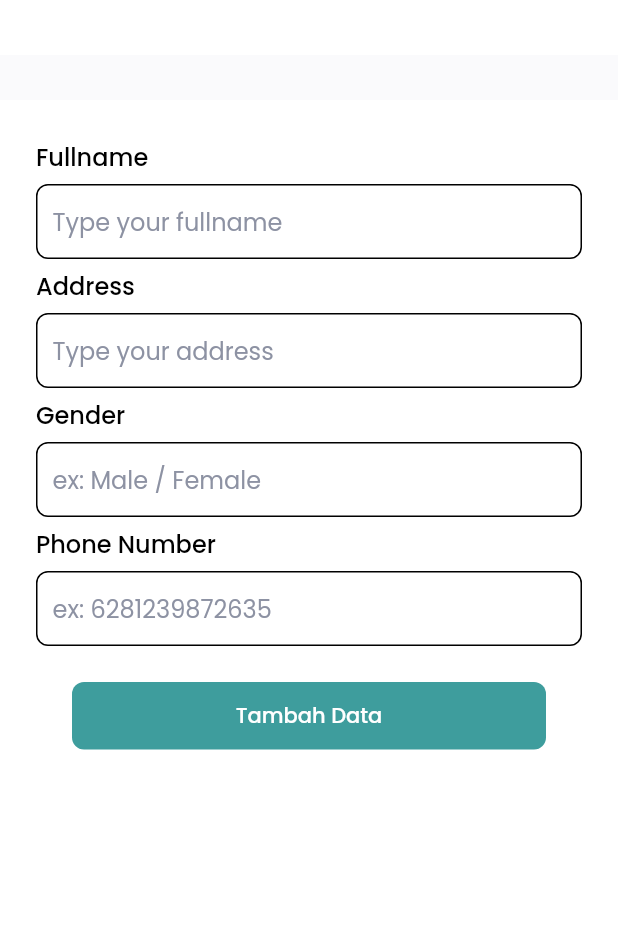
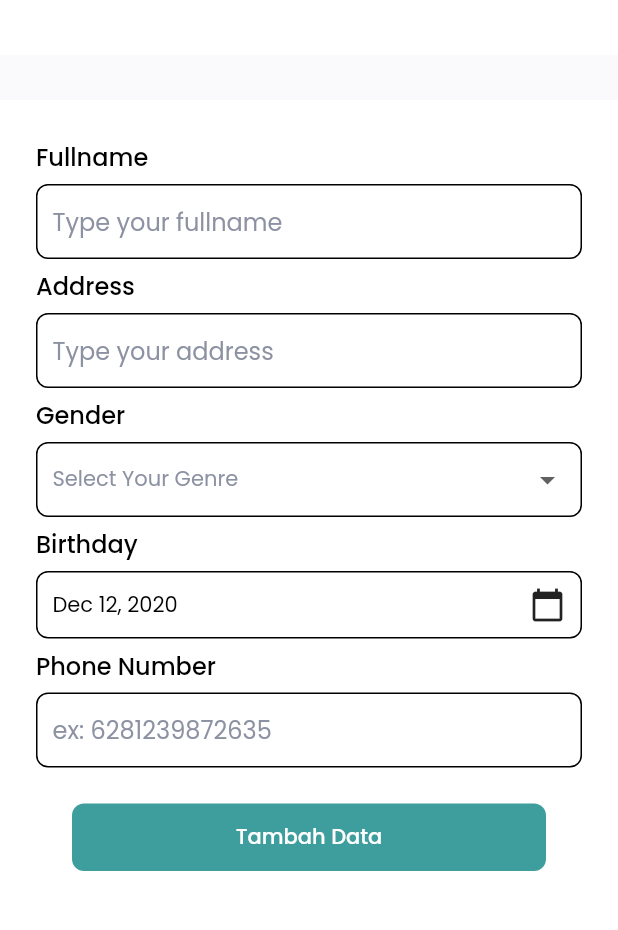
Before and after one commit to fathulaziss/reinovasi_test, a Flutter app: the AddDataPage screen opened directly with empty values, on a phone screen of 412 x 824 dp, the part 95-1025 px from its top. Run offline on Flutter 3.47's test engine with Material 2 defaults, Android fonts, the phone set to English and light mode, and no system bars; our stand-ins replace bloc, cloud_firestore, equatable, firebase_auth, firebase_core, flushbar and 4 more; accounts and stored records are empty.

Commit message:
[Muhamad Fathul Azis]
finished

```diff
--- a/lib/models/add_data.dart
+++ b/lib/models/add_data.dart
@@ -5,10 +5,7 @@ class AddData {
   String address;
   String gender;
   String phoneNum;
+  String date;
 
-  AddData(
-      {this.fullName = "",
-      this.address = "",
-      this.gender = "",
-      this.phoneNum = ""});
+  AddData({this.fullName, this.address, this.gender, this.phoneNum, this.date});
 }
--- a/lib/ui/pages/add_data_page.dart
+++ b/lib/ui/pages/add_data_page.dart
@@ -11,14 +11,34 @@ class AddDataPage extends StatefulWidget {
 
 class _AddDataPageState extends State<AddDataPage> {
   CrudMethods crudMethods = new CrudMethods();
+  List gender = ['Male', 'Female'];
+  String genderVal;
+  DateTime currentDate = new DateTime.now();
+  Future<Null> selectedDate(BuildContext context) async {
+    final DateTime selDate = await showDatePicker(
+        context: context,
+        initialDate: currentDate,
+        firstDate: DateTime(1990),
+        lastDate: DateTime(2021),
+        builder: (context, child) {
+          return SingleChildScrollView(
+            child: child,
+          );
+        });
+    if (selDate != null) {
+      setState(() {
+        currentDate = selDate;
+      });
+    }
+  }
 
   @override
   Widget build(BuildContext context) {
     TextEditingController nameController = TextEditingController();
     TextEditingController addressController = TextEditingController();
-    TextEditingController genderController = TextEditingController();
     TextEditingController phoneNumController = TextEditingController();
     bool isLoading = false;
+    String formatedDate = new DateFormat.yMMMd().format(currentDate);
 
     return WillPopScope(
         onWillPop: () async {
@@ -152,13 +172,64 @@ class _AddDataPageState extends State<AddDataPage> {
                                 decoration: BoxDecoration(
                                     borderRadius: BorderRadius.circular(8),
                                     border: Border.all(color: Colors.black)),
-                                child: TextField(
-                                  controller: genderController,
-                                  decoration: InputDecoration(
-                                      border: InputBorder.none,
-                                      hintStyle: GoogleFonts.poppins(
-                                          color: "8D92A3".toColor()),
-                                      hintText: 'ex: Male / Female'),
+                                child: DropdownButton(
+                                  isExpanded: true,
+                                  underline: SizedBox(),
+                                  hint: Text(
+                                    'Select Your Genre',
+                                    style: GoogleFonts.poppins(
+                                        color: "8D92A3".toColor()),
+                                  ),
+                                  value: genderVal,
+                                  style:
+                                      GoogleFonts.poppins(color: Colors.black),
+                                  onChanged: (value) {
+                                    setState(() {
+                                      genderVal = value;
+                                    });
+                                  },
+                                  items: gender.map((value) {
+                                    return DropdownMenuItem(
+                                      value: value,
+                                      child: Text(value),
+                                    );
+                                  }).toList(),
+                                ),
+                              ),
+                              Container(
+                                width: double.infinity,
+                                margin: EdgeInsets.only(top: 6, bottom: 6),
+                                child: Text(
+                                  "Birthday",
+                                  style: GoogleFonts.poppins(
+                                      color: Colors.black,
+                                      fontSize: 16,
+                                      fontWeight: FontWeight.w500),
+                                ),
+                              ),
+                              Container(
+                                width: double.infinity,
+                                height: 45,
+                                padding: EdgeInsets.symmetric(horizontal: 10),
+                                decoration: BoxDecoration(
+                                    borderRadius: BorderRadius.circular(8),
+                                    border: Border.all(color: Colors.black)),
+                                child: Row(
+                                  mainAxisAlignment:
+                                      MainAxisAlignment.spaceBetween,
+                                  children: [
+                                    Text(
+                                      '$formatedDate',
+                                      style: GoogleFonts.poppins(
+                                          color: Colors.black),
+                                    ),
+                                    GestureDetector(
+                                      child: Icon(Icons.calendar_today),
+                                      onTap: () {
+                                        selectedDate(context);
+                                      },
+                                    )
+                                  ],
                                 ),
                               ),
                               Container(
@@ -180,6 +251,7 @@ class _AddDataPageState extends State<AddDataPage> {
                                     border: Border.all(color: Colors.black)),
                                 child: TextField(
                                   controller: phoneNumController,
+                                  keyboardType: TextInputType.number,
                                   decoration: InputDecoration(
                                       border: InputBorder.none,
                                       hintStyle: GoogleFonts.poppins(
@@ -198,11 +270,11 @@ class _AddDataPageState extends State<AddDataPage> {
                                       )
                                     : RaisedButton(
                                         onPressed: () {
-                                          if (!(nameController.text.trim() != "" &&
+                                          if (!(nameController.text.trim() !=
+                                                  "" &&
                                               addressController.text.trim() !=
                                                   "" &&
-                                              genderController.text.trim() !=
-                                                  "" &&
+                                              genderVal != "" &&
                                               phoneNumController.text.trim() !=
                                                   "")) {
                                             Flushbar(
@@ -220,15 +292,14 @@ class _AddDataPageState extends State<AddDataPage> {
                                                 nameController.text;
                                             widget.addData.address =
                                                 addressController.text;
-                                            widget.addData.gender =
-                                                genderController.text;
                                             widget.addData.phoneNum =
                                                 phoneNumController.text;
 
                                             Map<String, dynamic> data = {
                                               'name': widget.addData.fullName,
                                               'address': widget.addData.address,
-                                              'gender': widget.addData.gender,
+                                              'gender': genderVal,
+                                              'date': formatedDate,
                                               'phoneNum':
                                                   widget.addData.phoneNum
                                             };
--- a/lib/ui/pages/pages.dart
+++ b/lib/ui/pages/pages.dart
@@ -11,6 +11,7 @@ import 'package:reinovasi_test/services/services.dart';
 import 'package:reinovasi_test/shared/shared.dart';
 import 'package:supercharged/supercharged.dart';
 import 'package:flutter_bloc/flutter_bloc.dart';
+import 'package:intl/intl.dart';
 
 part 'sign_in_page.dart';
 part 'wrapper.dart';
--- a/pubspec.yaml
+++ b/pubspec.yaml
@@ -15,7 +15,7 @@ publish_to: 'none' # Remove this line if you wish to publish to pub.dev
 # In iOS, build-name is used as CFBundleShortVersionString while build-number used as CFBundleVersion.
 # Read more about iOS versioning at
 # https://developer.apple.com/library/archive/documentation/General/Reference/InfoPlistKeyReference/Articles/CoreFoundationKeys.html
-version: 1.0.0+1
+version: 1.0.0+2
 
 environment:
   sdk: ">=2.7.0 <3.0.0"
@@ -33,6 +33,7 @@ dependencies:
   flutter_bloc: ^6.1.1
   flutter_spinkit: ^4.1.2+1
   google_fonts: ^1.1.1
+  intl: ^0.16.1
   provider: ^4.3.2+3
   supercharged: ^1.12.0
 
```
Also changed, not shown: lib/services/crud_services.dart (+16 -10 lines), lib/ui/pages/data_siswa_page.dart (+56 -72 lines), pubspec.lock.
